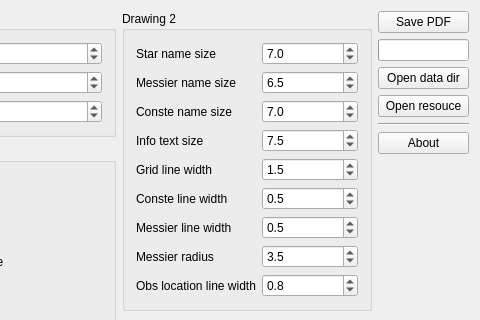
The window that widget.ui (futr/tenkyu2) describes before a commit, drawn with Qt 5; both pictures show x 400 to 880 and y 0 to 320 of the 880 by 781 pixel window.
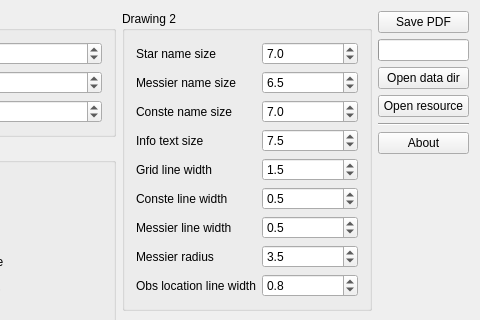
The same window after the commit. Custom widgets are drawn as their Qt base class.

What changed in the file:
```diff
--- a/widget.ui
+++ b/widget.ui
@@ -987,7 +987,7 @@
      <item>
       <widget class="QPushButton" name="openResourceButton">
        <property name="text">
-        <string>Open resouce</string>
+        <string>Open resource</string>
        </property>
       </widget>
      </item>
```
